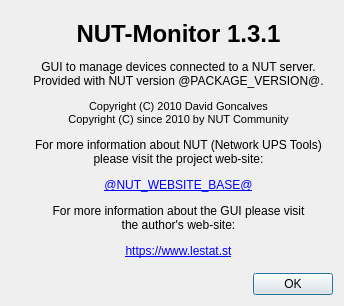
Above: scripts/python/app/ui/aboutdialog1.ui from networkupstools/nut before the change. Below: the same form after it.
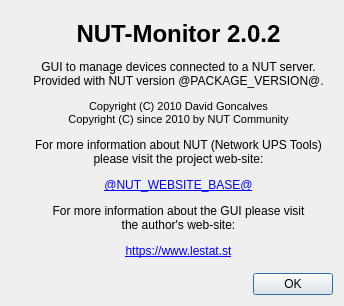
That is the form after the change.

Commit message: scripts/python/app/*, NEWS.adoc: bump NUT-Monitor-py* releases to 2.0.2

Diff of the .ui file:
```diff
--- a/scripts/python/app/ui/aboutdialog1.ui
+++ b/scripts/python/app/ui/aboutdialog1.ui
@@ -31,7 +31,7 @@
          </sizepolicy>
         </property>
         <property name="text">
-         <string>&lt;h1&gt;NUT-Monitor 1.3.1&lt;/h1&gt;
+         <string>&lt;h1&gt;NUT-Monitor 2.0.2&lt;/h1&gt;
 &lt;p&gt;GUI to manage devices connected to a NUT server.&lt;br/&gt;
 Provided with NUT version @PACKAGE_VERSION@.&lt;/p&gt;
 &lt;p style=&quot; font-size:8pt;&quot;&gt;Copyright (C) 2010 David Goncalves&lt;br/&gt;
```
The commit also changes 10 other files.
